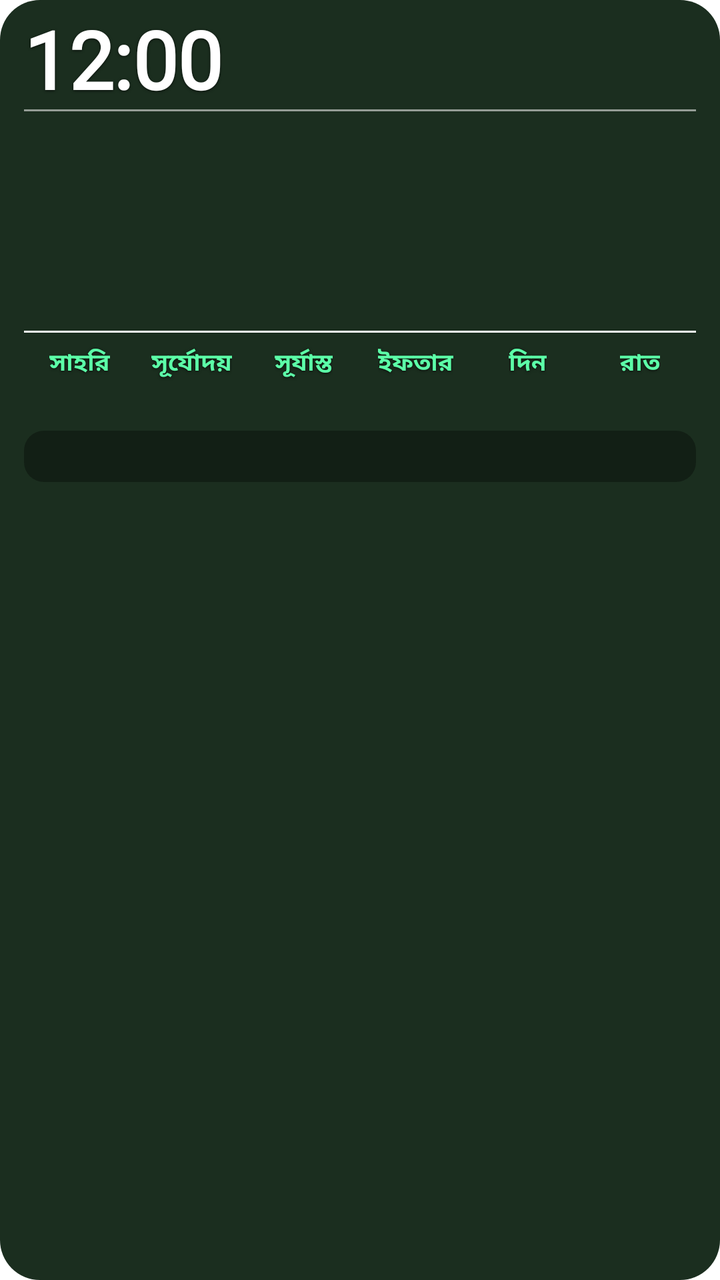
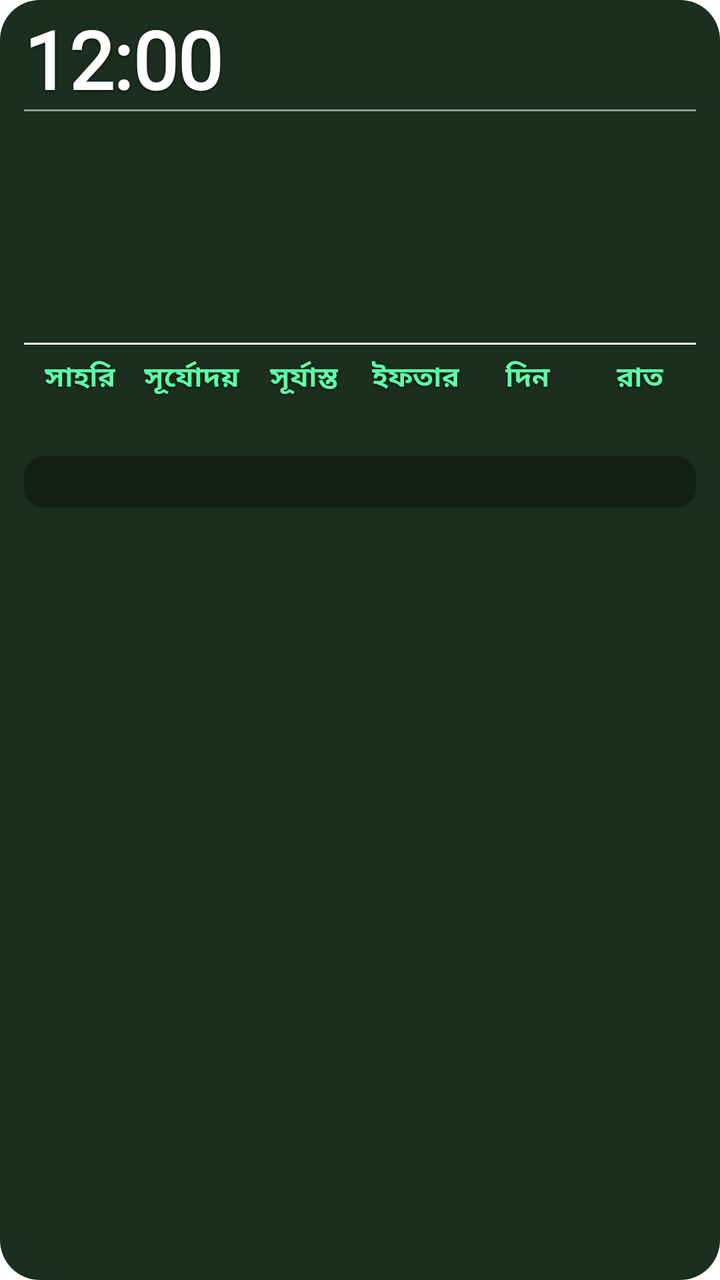

Compare the two renders of this Android layout. The source of the first and the diff that turns it into the second are given below.
<!-- AndroidManifest.xml: fallback theme Theme.MaterialComponents.DayNight.NoActionBar -->
<!-- res/layout/prayer_widget_layout.xml -->
<?xml version="1.0" encoding="utf-8"?>
<FrameLayout xmlns:android="http://schemas.android.com/apk/res/android"
    android:id="@+id/widget_root"
    android:layout_width="match_parent"
    android:layout_height="match_parent">

<ImageView
    android:id="@+id/widget_bg"
    android:layout_width="match_parent"
    android:layout_height="match_parent"
    android:scaleType="fitXY"
    android:contentDescription="@null"
    android:src="@drawable/widget_bg_shape" />


<ImageView
    android:id="@+id/widget_bg_forbidden"
    android:layout_width="match_parent"
    android:layout_height="match_parent"
    android:scaleType="fitXY"
    android:contentDescription="@null"
    android:visibility="gone"
    android:src="@drawable/widget_bg_forbidden_shape" />

<LinearLayout
    android:id="@+id/widget_content"
    android:layout_width="match_parent"
    android:layout_height="match_parent"
    android:orientation="vertical"
    android:paddingStart="12dp"
    android:paddingEnd="12dp"
    android:paddingTop="8dp"
    android:paddingBottom="10dp">

    
    <LinearLayout
        android:layout_width="match_parent"
        android:layout_height="wrap_content"
        android:orientation="horizontal"
        android:gravity="top">

        
        <LinearLayout
            android:layout_width="0dp"
            android:layout_height="wrap_content"
            android:layout_weight="1"
            android:orientation="horizontal"
            android:gravity="start|bottom">

            <TextClock
                android:id="@+id/widget_time"
                android:layout_width="wrap_content"
                android:layout_height="wrap_content"
                android:format12Hour="h:mm"
                android:format24Hour="HH:mm"
                android:textColor="#FFFFFF"
                android:shadowColor="#B3000000"
                android:shadowDx="0"
                android:shadowDy="1"
                android:shadowRadius="3"
                android:textSize="40sp"
                android:fontFamily="@font/bangla_widget"
                android:textStyle="bold"
                android:includeFontPadding="false" />

            <TextClock
                android:id="@+id/widget_time_bn"
                android:layout_width="wrap_content"
                android:layout_height="wrap_content"
                android:format12Hour="h:mm"
                android:format24Hour="HH:mm"
                android:textColor="#FFFFFF"
                android:shadowColor="#B3000000"
                android:shadowDx="0"
                android:shadowDy="1"
                android:shadowRadius="3"
                android:textSize="40sp"
                android:fontFamily="@font/bangla_num"
                android:textStyle="bold"
                android:includeFontPadding="true"
                android:singleLine="true"
                android:visibility="gone" />

            <TextView
                android:id="@+id/widget_ampm"
                android:layout_width="wrap_content"
                android:layout_height="wrap_content"
                android:layout_marginStart="3dp"
                android:layout_marginBottom="4dp"
                android:text=""
                android:textColor="#FFFFFF"
                android:shadowColor="#B3000000"
                android:shadowDx="0"
                android:shadowDy="1"
                android:shadowRadius="3"
                android:textSize="15sp"
                android:textStyle="bold"
                android:singleLine="true"
                android:includeFontPadding="false" />
        </LinearLayout>

        <LinearLayout
            android:layout_width="wrap_content"
            android:layout_height="wrap_content"
            android:orientation="vertical"
            android:gravity="end">

            <TextView
                android:id="@+id/widget_location"
                android:layout_width="wrap_content"
                android:layout_height="wrap_content"
                android:text=""
                android:textColor="#A5F3FF"
                android:shadowColor="#B3000000"
                android:shadowDx="0"
                android:shadowDy="1"
                android:shadowRadius="3"
                android:textSize="13sp"
                android:fontFamily="@font/bangla_widget"
                android:textStyle="bold"
                android:gravity="end"
                android:singleLine="true"
                android:ellipsize="end"
                android:maxWidth="165dp" />

            <TextView
                android:id="@+id/widget_weather"
                android:layout_width="wrap_content"
                android:layout_height="wrap_content"
                android:layout_marginTop="2dp"
                android:text=""
                android:textColor="#E1EEF4"
                android:shadowColor="#B3000000"
                android:shadowDx="0"
                android:shadowDy="1"
                android:shadowRadius="3"
                android:textSize="12sp"
                android:fontFamily="@font/bangla_widget"
                android:textStyle="bold"
                android:gravity="end"
                android:singleLine="true"
                android:ellipsize="end"
                android:maxWidth="165dp" />

        </LinearLayout>

    </LinearLayout>

    
    <TextView
        android:layout_width="match_parent"
        android:layout_height="1dp"
        android:layout_marginTop="0dp"
        android:layout_marginBottom="2dp"
        android:background="#88FFFFFF"
        android:text="" />

    
    <LinearLayout
        android:layout_width="match_parent"
        android:layout_height="wrap_content"
        android:orientation="horizontal">

        
        <LinearLayout
            android:layout_width="0dp"
            android:layout_height="wrap_content"
            android:layout_weight="0.65"
            android:orientation="vertical">

            <TextView
                android:id="@+id/widget_waqt_name"
                android:layout_width="wrap_content"
                android:layout_height="wrap_content"
                android:text=""
                android:textColor="#5CFFA8"
                android:shadowColor="#B3000000"
                android:shadowDx="0"
                android:shadowDy="1"
                android:shadowRadius="3"
                android:textSize="25sp"
                android:fontFamily="@font/bangla_widget"
                android:textStyle="bold" />

            <TextView
                android:id="@+id/widget_waqt_range"
                android:layout_width="wrap_content"
                android:layout_height="wrap_content"
                android:layout_marginTop="-2dp"
                android:text=""
                android:textColor="#FFFFFF"
                android:shadowColor="#B3000000"
                android:shadowDx="0"
                android:shadowDy="1"
                android:shadowRadius="3"
                android:textSize="16sp"
                android:fontFamily="@font/bangla_widget"
                android:textStyle="bold"
                android:singleLine="true" />

            <TextView
                android:id="@+id/widget_waqt_remaining_label"
                android:layout_width="wrap_content"
                android:layout_height="wrap_content"
                android:layout_marginTop="0dp"
                android:text=""
                android:textColor="#E8B4F5"
                android:shadowColor="#B3000000"
                android:shadowDx="0"
                android:shadowDy="1"
                android:shadowRadius="3"
                android:textSize="16sp"
                android:fontFamily="@font/bangla_widget"
                android:textStyle="bold" />

            <TextView
                android:id="@+id/widget_waqt_remaining_value"
                android:layout_width="wrap_content"
                android:layout_height="wrap_content"
                android:layout_marginTop="0dp"
                android:text=""
                android:textColor="#FFFFFF"
                android:shadowColor="#B3000000"
                android:shadowDx="0"
                android:shadowDy="1"
                android:shadowRadius="3"
                android:textSize="18sp"
                android:fontFamily="@font/bangla_widget"
                android:textStyle="bold" />

        </LinearLayout>

        
        <LinearLayout
            android:layout_width="0dp"
            android:layout_height="wrap_content"
            android:layout_weight="1.35"
            android:orientation="vertical">

            <TextView
                android:id="@+id/widget_day"
                android:layout_width="match_parent"
                android:layout_height="wrap_content"
                android:text=""
                android:textColor="#5CFFA8"
                android:shadowColor="#B3000000"
                android:shadowDx="0"
                android:shadowDy="1"
                android:shadowRadius="3"
                android:textSize="25sp"
                android:fontFamily="@font/bangla_widget"
                android:textStyle="bold"
                android:singleLine="true"
                android:ellipsize="end"
                android:gravity="end" />

            <TextView
                android:id="@+id/widget_gregorian"
                android:layout_width="match_parent"
                android:layout_height="wrap_content"
                android:layout_marginTop="0dp"
                android:text=""
                android:textColor="#FFFFFF"
                android:shadowColor="#B3000000"
                android:shadowDx="0"
                android:shadowDy="1"
                android:shadowRadius="3"
                android:textSize="17sp"
                android:fontFamily="@font/bangla_widget"
                android:textStyle="bold"
                android:gravity="end" />

            <TextView
                android:id="@+id/widget_hijri"
                android:layout_width="match_parent"
                android:layout_height="wrap_content"
                android:layout_marginTop="0dp"
                android:text=""
                android:textColor="#E8B4F5"
                android:shadowColor="#B3000000"
                android:shadowDx="0"
                android:shadowDy="1"
                android:shadowRadius="3"
                android:textSize="17sp"
                android:fontFamily="@font/bangla_widget"
                android:textStyle="bold"
                android:gravity="end"
                android:singleLine="true"
                android:ellipsize="end" />

            <TextView
                android:id="@+id/widget_bangla_date"
                android:layout_width="match_parent"
                android:layout_height="wrap_content"
                android:layout_marginTop="0dp"
                android:text=""
                android:textColor="#A5F3FF"
                android:shadowColor="#B3000000"
                android:shadowDx="0"
                android:shadowDy="1"
                android:shadowRadius="3"
                android:textSize="17sp"
                android:fontFamily="@font/bangla_widget"
                android:textStyle="bold"
                android:gravity="end" />

        </LinearLayout>
    </LinearLayout>

    
    <TextView
        android:id="@+id/widget_divider_bottom"
        android:layout_width="match_parent"
        android:layout_height="1dp"
        android:layout_marginTop="6dp"
        android:background="#FFFFFFFF"
        android:text="" />

    
    <LinearLayout
        android:layout_width="match_parent"
        android:layout_height="wrap_content"
        android:layout_marginTop="6dp"
        android:orientation="horizontal">

        <LinearLayout
            android:layout_width="0dp"
            android:layout_height="wrap_content"
            android:layout_weight="1"
            android:orientation="vertical"
            android:gravity="center">

            <TextView
                android:id="@+id/widget_sehri_label"
                android:layout_width="wrap_content"
                android:layout_height="wrap_content"
                android:text="সাহরি"
                android:textColor="#5CFFA8"
                android:shadowColor="#B3000000"
                android:shadowDx="0"
                android:shadowDy="1"
                android:shadowRadius="3"
                android:textSize="12sp"
                android:fontFamily="@font/bangla_widget"
                android:textStyle="bold" />

            <TextView
                android:id="@+id/widget_sehri"
                android:layout_width="wrap_content"
                android:layout_height="wrap_content"
                android:text=""
                android:textColor="#5CFFA8"
                android:shadowColor="#B3000000"
                android:shadowDx="0"
                android:shadowDy="1"
                android:shadowRadius="3"
                android:textSize="14sp"
                android:fontFamily="@font/bangla_widget"
                android:textStyle="bold" />

        </LinearLayout>

        <LinearLayout
            android:layout_width="0dp"
            android:layout_height="wrap_content"
            android:layout_weight="1"
            android:orientation="vertical"
            android:gravity="center">

            <TextView
                android:id="@+id/widget_sunrise_label"
                android:layout_width="wrap_content"
                android:layout_height="wrap_content"
                android:text="সূর্যোদয়"
                android:textColor="#5CFFA8"
                android:shadowColor="#B3000000"
                android:shadowDx="0"
                android:shadowDy="1"
                android:shadowRadius="3"
                android:textSize="12sp"
                android:fontFamily="@font/bangla_widget"
                android:textStyle="bold" />

            <TextView
                android:id="@+id/widget_sunrise"
                android:layout_width="wrap_content"
                android:layout_height="wrap_content"
                android:text=""
                android:textColor="#5CFFA8"
                android:shadowColor="#B3000000"
                android:shadowDx="0"
                android:shadowDy="1"
                android:shadowRadius="3"
                android:textSize="14sp"
                android:fontFamily="@font/bangla_widget"
                android:textStyle="bold" />

        </LinearLayout>

        <LinearLayout
            android:layout_width="0dp"
            android:layout_height="wrap_content"
            android:layout_weight="1"
            android:orientation="vertical"
            android:gravity="center">

            <TextView
                android:id="@+id/widget_sunset_label"
                android:layout_width="wrap_content"
                android:layout_height="wrap_content"
                android:text="সূর্যাস্ত"
                android:textColor="#5CFFA8"
                android:shadowColor="#B3000000"
                android:shadowDx="0"
                android:shadowDy="1"
                android:shadowRadius="3"
                android:textSize="12sp"
                android:fontFamily="@font/bangla_widget"
                android:textStyle="bold" />

            <TextView
                android:id="@+id/widget_sunset"
                android:layout_width="wrap_content"
                android:layout_height="wrap_content"
                android:text=""
                android:textColor="#5CFFA8"
                android:shadowColor="#B3000000"
                android:shadowDx="0"
                android:shadowDy="1"
                android:shadowRadius="3"
                android:textSize="14sp"
                android:fontFamily="@font/bangla_widget"
                android:textStyle="bold" />

        </LinearLayout>

        <LinearLayout
            android:layout_width="0dp"
            android:layout_height="wrap_content"
            android:layout_weight="1"
            android:orientation="vertical"
            android:gravity="center">

            <TextView
                android:id="@+id/widget_iftar_label"
                android:layout_width="wrap_content"
                android:layout_height="wrap_content"
                android:text="ইফতার"
                android:textColor="#5CFFA8"
                android:shadowColor="#B3000000"
                android:shadowDx="0"
                android:shadowDy="1"
                android:shadowRadius="3"
                android:textSize="12sp"
                android:fontFamily="@font/bangla_widget"
                android:textStyle="bold" />

            <TextView
                android:id="@+id/widget_iftar"
                android:layout_width="wrap_content"
                android:layout_height="wrap_content"
                android:text=""
                android:textColor="#5CFFA8"
                android:shadowColor="#B3000000"
                android:shadowDx="0"
                android:shadowDy="1"
                android:shadowRadius="3"
                android:textSize="14sp"
                android:fontFamily="@font/bangla_widget"
                android:textStyle="bold" />

        </LinearLayout>

        
        <LinearLayout
            android:layout_width="0dp"
            android:layout_height="wrap_content"
            android:layout_weight="1"
            android:orientation="vertical"
            android:gravity="center">

            <TextView
                android:id="@+id/widget_day_label"
                android:layout_width="wrap_content"
                android:layout_height="wrap_content"
                android:text="দিন"
                android:textColor="#5CFFA8"
                android:shadowColor="#B3000000"
                android:shadowDx="0"
                android:shadowDy="1"
                android:shadowRadius="3"
                android:textSize="12sp"
                android:fontFamily="@font/bangla_widget"
                android:textStyle="bold" />

            <TextView
                android:id="@+id/widget_day_duration"
                android:layout_width="wrap_content"
                android:layout_height="wrap_content"
                android:text=""
                android:textColor="#5CFFA8"
                android:shadowColor="#B3000000"
                android:shadowDx="0"
                android:shadowDy="1"
                android:shadowRadius="3"
                android:textSize="14sp"
                android:fontFamily="@font/bangla_widget"
                android:textStyle="bold" />

        </LinearLayout>

        <LinearLayout
            android:layout_width="0dp"
            android:layout_height="wrap_content"
            android:layout_weight="1"
            android:orientation="vertical"
            android:gravity="center">

            <TextView
                android:id="@+id/widget_night_label"
                android:layout_width="wrap_content"
                android:layout_height="wrap_content"
                android:text="রাত"
                android:textColor="#5CFFA8"
                android:shadowColor="#B3000000"
                android:shadowDx="0"
                android:shadowDy="1"
                android:shadowRadius="3"
                android:textSize="12sp"
                android:fontFamily="@font/bangla_widget"
                android:textStyle="bold" />

            <TextView
                android:id="@+id/widget_night_duration"
                android:layout_width="wrap_content"
                android:layout_height="wrap_content"
                android:text=""
                android:textColor="#5CFFA8"
                android:shadowColor="#B3000000"
                android:shadowDx="0"
                android:shadowDy="1"
                android:shadowRadius="3"
                android:textSize="14sp"
                android:fontFamily="@font/bangla_widget"
                android:textStyle="bold" />

        </LinearLayout>

    </LinearLayout>

    
    <TextView
        android:id="@+id/widget_alert"
        android:layout_width="match_parent"
        android:layout_height="wrap_content"
        android:layout_marginTop="6dp"
        android:paddingTop="4dp"
        android:paddingBottom="4dp"
        android:paddingStart="4dp"
        android:paddingEnd="4dp"
        android:background="@drawable/widget_alert_bg"
        android:text=""
        android:textColor="#FFE680"
        android:shadowColor="#B3000000"
        android:shadowDx="0"
        android:shadowDy="1"
        android:shadowRadius="3"
        android:textSize="13sp"
        android:fontFamily="@font/bangla_widget"
        android:textStyle="bold"
        android:gravity="start"
        android:maxLines="10"
        android:ellipsize="end" />

</LinearLayout>

</FrameLayout>
<!-- resources referenced by this layout -->
<resources>
  <!-- drawable widget_alert_bg (drawable) -->
  <?xml version="1.0" encoding="utf-8"?>
  <shape xmlns:android="http://schemas.android.com/apk/res/android"
      android:shape="rectangle">
      <solid android:color="#55000000" />
      <corners android:radius="10dp" />
  </shape>
  <!-- drawable widget_bg_forbidden_shape (drawable) -->
  <?xml version="1.0" encoding="utf-8"?>
  <shape xmlns:android="http://schemas.android.com/apk/res/android"
      android:shape="rectangle">
      <gradient
          android:type="linear"
          android:angle="270"
          android:startColor="#FFA92415"
          android:centerColor="#FF8F1D10"
          android:endColor="#FF6C130A" />
      <corners android:radius="20dp" />
  </shape>
  <!-- drawable widget_bg_shape (drawable) -->
  <?xml version="1.0" encoding="utf-8"?>
  <shape xmlns:android="http://schemas.android.com/apk/res/android"
      android:shape="rectangle">
      <solid android:color="#FF1B2E1F" />
      <corners android:radius="20dp" />
  </shape>
</resources>

<!-- the commit's change to res/layout/prayer_widget_layout.xml (unified diff, before → after) -->
@@ -193,38 +193,38 @@
                 android:shadowDx="0"
                 android:shadowDy="1"
                 android:shadowRadius="3"
+                android:textSize="19sp"
+                android:fontFamily="@font/bangla_widget"
+                android:textStyle="bold"
+                android:singleLine="true" />
+
+            <TextView
+                android:id="@+id/widget_waqt_remaining_label"
+                android:layout_width="wrap_content"
+                android:layout_height="wrap_content"
+                android:layout_marginTop="0dp"
+                android:text=""
+                android:textColor="#E8B4F5"
+                android:shadowColor="#B3000000"
+                android:shadowDx="0"
+                android:shadowDy="1"
+                android:shadowRadius="3"
                 android:textSize="16sp"
                 android:fontFamily="@font/bangla_widget"
-                android:textStyle="bold"
-                android:singleLine="true" />
-
-            <TextView
-                android:id="@+id/widget_waqt_remaining_label"
+                android:textStyle="bold" />
+
+            <TextView
+                android:id="@+id/widget_waqt_remaining_value"
                 android:layout_width="wrap_content"
                 android:layout_height="wrap_content"
                 android:layout_marginTop="0dp"
                 android:text=""
-                android:textColor="#E8B4F5"
-                android:shadowColor="#B3000000"
-                android:shadowDx="0"
-                android:shadowDy="1"
-                android:shadowRadius="3"
-                android:textSize="16sp"
-                android:fontFamily="@font/bangla_widget"
-                android:textStyle="bold" />
-
-            <TextView
-                android:id="@+id/widget_waqt_remaining_value"
-                android:layout_width="wrap_content"
-                android:layout_height="wrap_content"
-                android:layout_marginTop="0dp"
-                android:text=""
                 android:textColor="#FFFFFF"
                 android:shadowColor="#B3000000"
                 android:shadowDx="0"
                 android:shadowDy="1"
                 android:shadowRadius="3"
-                android:textSize="18sp"
+                android:textSize="21sp"
                 android:fontFamily="@font/bangla_widget"
                 android:textStyle="bold" />
 
@@ -340,7 +340,7 @@
                 android:shadowDx="0"
                 android:shadowDy="1"
                 android:shadowRadius="3"
-                android:textSize="12sp"
+                android:textSize="14sp"
                 android:fontFamily="@font/bangla_widget"
                 android:textStyle="bold" />
 
@@ -354,10 +354,47 @@
                 android:shadowDx="0"
                 android:shadowDy="1"
                 android:shadowRadius="3"
+                android:textSize="17sp"
+                android:fontFamily="@font/bangla_widget"
+                android:textStyle="bold" />
+
+        </LinearLayout>
+
+        <LinearLayout
+            android:layout_width="0dp"
+            android:layout_height="wrap_content"
+            android:layout_weight="1"
+            android:orientation="vertical"
+            android:gravity="center">
+
+            <TextView
+                android:id="@+id/widget_sunrise_label"
+                android:layout_width="wrap_content"
+                android:layout_height="wrap_content"
+                android:text="সূর্যোদয়"
+                android:textColor="#5CFFA8"
+                android:shadowColor="#B3000000"
+                android:shadowDx="0"
+                android:shadowDy="1"
+                android:shadowRadius="3"
                 android:textSize="14sp"
                 android:fontFamily="@font/bangla_widget"
                 android:textStyle="bold" />
 
+            <TextView
+                android:id="@+id/widget_sunrise"
+                android:layout_width="wrap_content"
+                android:layout_height="wrap_content"
+                android:text=""
+                android:textColor="#5CFFA8"
+                android:shadowColor="#B3000000"
+                android:shadowDx="0"
+                android:shadowDy="1"
+                android:shadowRadius="3"
+                android:textSize="17sp"
+                android:fontFamily="@font/bangla_widget"
+                android:textStyle="bold" />
+
         </LinearLayout>
 
         <LinearLayout
@@ -368,24 +405,10 @@
             android:gravity="center">
 
             <TextView
-                android:id="@+id/widget_sunrise_label"
-                android:layout_width="wrap_content"
-                android:layout_height="wrap_content"
-                android:text="সূর্যোদয়"
-                android:textColor="#5CFFA8"
-                android:shadowColor="#B3000000"
-                android:shadowDx="0"
-                android:shadowDy="1"
-                android:shadowRadius="3"
-                android:textSize="12sp"
-                android:fontFamily="@font/bangla_widget"
-                android:textStyle="bold" />
-
-            <TextView
-                android:id="@+id/widget_sunrise"
-                android:layout_width="wrap_content"
-                android:layout_height="wrap_content"
-                android:text=""
+                android:id="@+id/widget_sunset_label"
+                android:layout_width="wrap_content"
+                android:layout_height="wrap_content"
+                android:text="সূর্যাস্ত"
                 android:textColor="#5CFFA8"
                 android:shadowColor="#B3000000"
                 android:shadowDx="0"
@@ -395,6 +418,20 @@
                 android:fontFamily="@font/bangla_widget"
                 android:textStyle="bold" />
 
+            <TextView
+                android:id="@+id/widget_sunset"
+                android:layout_width="wrap_content"
+                android:layout_height="wrap_content"
+                android:text=""
+                android:textColor="#5CFFA8"
+                android:shadowColor="#B3000000"
+                android:shadowDx="0"
+                android:shadowDy="1"
+                android:shadowRadius="3"
+                android:textSize="17sp"
+                android:fontFamily="@font/bangla_widget"
+                android:textStyle="bold" />
+
         </LinearLayout>
 
         <LinearLayout
@@ -405,24 +442,10 @@
             android:gravity="center">
 
             <TextView
-                android:id="@+id/widget_sunset_label"
-                android:layout_width="wrap_content"
-                android:layout_height="wrap_content"
-                android:text="সূর্যাস্ত"
-                android:textColor="#5CFFA8"
-                android:shadowColor="#B3000000"
-                android:shadowDx="0"
-                android:shadowDy="1"
-                android:shadowRadius="3"
-                android:textSize="12sp"
-                android:fontFamily="@font/bangla_widget"
-                android:textStyle="bold" />
-
-            <TextView
-                android:id="@+id/widget_sunset"
-                android:layout_width="wrap_content"
-                android:layout_height="wrap_content"
-                android:text=""
+                android:id="@+id/widget_iftar_label"
+                android:layout_width="wrap_content"
+                android:layout_height="wrap_content"
+                android:text="ইফতার"
                 android:textColor="#5CFFA8"
                 android:shadowColor="#B3000000"
                 android:shadowDx="0"
@@ -432,8 +455,23 @@
                 android:fontFamily="@font/bangla_widget"
                 android:textStyle="bold" />
 
-        </LinearLayout>
-
+            <TextView
+                android:id="@+id/widget_iftar"
+                android:layout_width="wrap_content"
+                android:layout_height="wrap_content"
+                android:text=""
+                android:textColor="#5CFFA8"
+                android:shadowColor="#B3000000"
+                android:shadowDx="0"
+                android:shadowDy="1"
+                android:shadowRadius="3"
+                android:textSize="17sp"
+                android:fontFamily="@font/bangla_widget"
+                android:textStyle="bold" />
+
+        </LinearLayout>
+
+        
         <LinearLayout
             android:layout_width="0dp"
             android:layout_height="wrap_content"
@@ -442,24 +480,10 @@
             android:gravity="center">
 
             <TextView
-                android:id="@+id/widget_iftar_label"
-                android:layout_width="wrap_content"
-                android:layout_height="wrap_content"
-                android:text="ইফতার"
-                android:textColor="#5CFFA8"
-                android:shadowColor="#B3000000"
-                android:shadowDx="0"
-                android:shadowDy="1"
-                android:shadowRadius="3"
-                android:textSize="12sp"
-                android:fontFamily="@font/bangla_widget"
-                android:textStyle="bold" />
-
-            <TextView
-                android:id="@+id/widget_iftar"
-                android:layout_width="wrap_content"
-                android:layout_height="wrap_content"
-                android:text=""
+                android:id="@+id/widget_day_label"
+                android:layout_width="wrap_content"
+                android:layout_height="wrap_content"
+                android:text="দিন"
                 android:textColor="#5CFFA8"
                 android:shadowColor="#B3000000"
                 android:shadowDx="0"
@@ -469,9 +493,22 @@
                 android:fontFamily="@font/bangla_widget"
                 android:textStyle="bold" />
 
-        </LinearLayout>
-
-        
+            <TextView
+                android:id="@+id/widget_day_duration"
+                android:layout_width="wrap_content"
+                android:layout_height="wrap_content"
+                android:text=""
+                android:textColor="#5CFFA8"
+                android:shadowColor="#B3000000"
+                android:shadowDx="0"
+                android:shadowDy="1"
+                android:shadowRadius="3"
+                android:textSize="17sp"
+                android:fontFamily="@font/bangla_widget"
+                android:textStyle="bold" />
+
+        </LinearLayout>
+
         <LinearLayout
             android:layout_width="0dp"
             android:layout_height="wrap_content"
@@ -480,24 +517,10 @@
             android:gravity="center">
 
             <TextView
-                android:id="@+id/widget_day_label"
-                android:layout_width="wrap_content"
-                android:layout_height="wrap_content"
-                android:text="দিন"
-                android:textColor="#5CFFA8"
-                android:shadowColor="#B3000000"
-                android:shadowDx="0"
-                android:shadowDy="1"
-                android:shadowRadius="3"
-                android:textSize="12sp"
-                android:fontFamily="@font/bangla_widget"
-                android:textStyle="bold" />
-
-            <TextView
-                android:id="@+id/widget_day_duration"
-                android:layout_width="wrap_content"
-                android:layout_height="wrap_content"
-                android:text=""
+                android:id="@+id/widget_night_label"
+                android:layout_width="wrap_content"
+                android:layout_height="wrap_content"
+                android:text="রাত"
                 android:textColor="#5CFFA8"
                 android:shadowColor="#B3000000"
                 android:shadowDx="0"
@@ -507,29 +530,6 @@
                 android:fontFamily="@font/bangla_widget"
                 android:textStyle="bold" />
 
-        </LinearLayout>
-
-        <LinearLayout
-            android:layout_width="0dp"
-            android:layout_height="wrap_content"
-            android:layout_weight="1"
-            android:orientation="vertical"
-            android:gravity="center">
-
-            <TextView
-                android:id="@+id/widget_night_label"
-                android:layout_width="wrap_content"
-                android:layout_height="wrap_content"
-                android:text="রাত"
-                android:textColor="#5CFFA8"
-                android:shadowColor="#B3000000"
-                android:shadowDx="0"
-                android:shadowDy="1"
-                android:shadowRadius="3"
-                android:textSize="12sp"
-                android:fontFamily="@font/bangla_widget"
-                android:textStyle="bold" />
-
             <TextView
                 android:id="@+id/widget_night_duration"
                 android:layout_width="wrap_content"
@@ -540,7 +540,7 @@
                 android:shadowDx="0"
                 android:shadowDy="1"
                 android:shadowRadius="3"
-                android:textSize="14sp"
+                android:textSize="17sp"
                 android:fontFamily="@font/bangla_widget"
                 android:textStyle="bold" />
 
